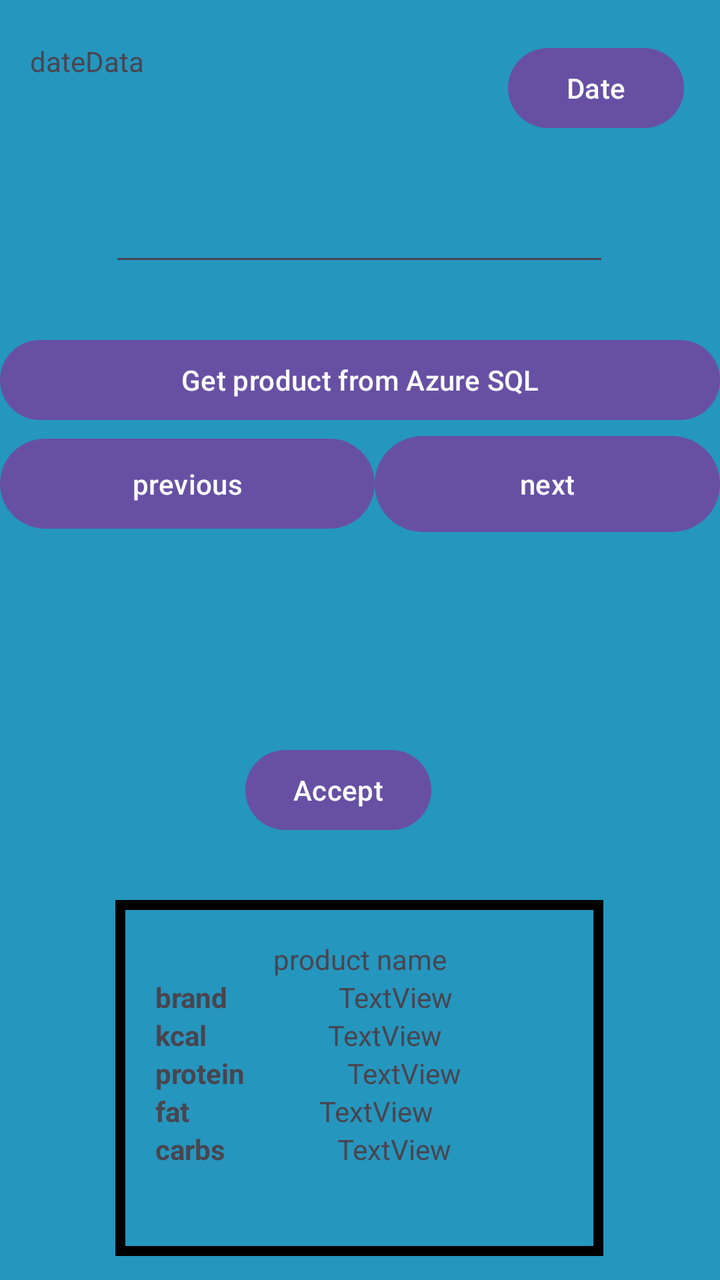
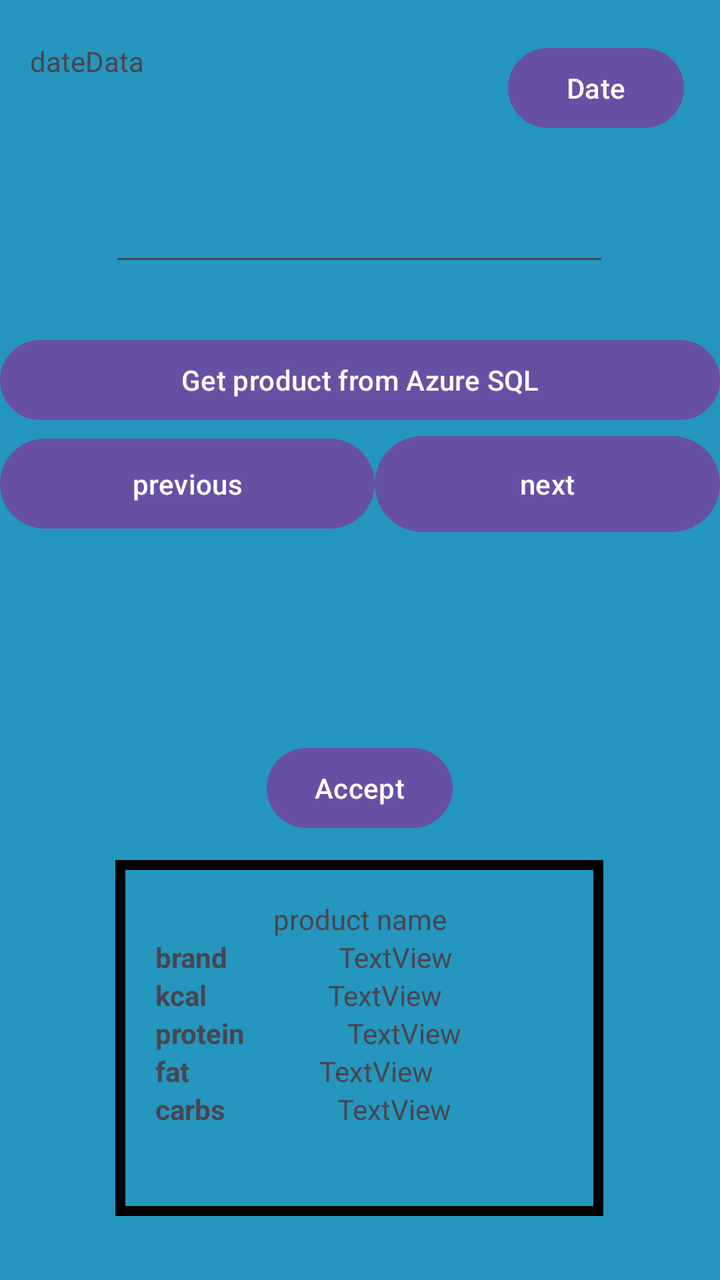

Compare the two renders of this Android layout. The source of the first and the diff that turns it into the second are given below.
<!-- AndroidManifest.xml: application theme Theme.Diettrackerandroid -->
<!-- res/layout/get_product_data.xml -->
<?xml version="1.0" encoding="utf-8"?>
<androidx.constraintlayout.widget.ConstraintLayout xmlns:android="http://schemas.android.com/apk/res/android"
    xmlns:app="http://schemas.android.com/apk/res-auto"
    xmlns:tools="http://schemas.android.com/tools"
    android:layout_width="match_parent"
    android:layout_height="match_parent"
    android:background="@color/get_product_data_main_background">


    <EditText
        android:id="@+id/productNameEditText"
        android:layout_width="250dp"
        android:layout_height="50dp"
        android:layout_marginTop="88dp"
        android:height="60dp"
        android:ems="10"
        android:inputType="text"
        android:text=""
        app:layout_constraintEnd_toEndOf="parent"
        app:layout_constraintHorizontal_bias="0.496"
        app:layout_constraintStart_toStartOf="parent"
        app:layout_constraintTop_toTopOf="parent" />

    <LinearLayout
        android:id="@+id/linearLayout4"
        android:layout_width="244dp"
        android:layout_height="178dp"
        android:background="@drawable/border"
        android:orientation="vertical"
        android:padding="20dp"
        app:layout_constraintBottom_toBottomOf="parent"
        app:layout_constraintEnd_toEndOf="parent"
        app:layout_constraintHorizontal_bias="0.496"
        app:layout_constraintStart_toStartOf="parent"
        app:layout_constraintTop_toTopOf="parent"
        app:layout_constraintVertical_bias="0.974">

        <LinearLayout
            android:layout_width="match_parent"
            android:layout_height="wrap_content">

            <TextView
                android:id="@+id/productNameTextView"
                android:layout_width="match_parent"
                android:layout_height="wrap_content"
                android:gravity="center"
                android:text="product name"
                tools:layout_editor_absoluteX="68dp"
                tools:layout_editor_absoluteY="224dp" />
        </LinearLayout>

        <LinearLayout
            android:layout_width="match_parent"
            android:layout_height="wrap_content"
            android:orientation="horizontal">

            <TextView
                android:id="@+id/brandLabel"
                android:layout_width="wrap_content"
                android:layout_height="wrap_content"
                android:layout_weight="1"
                android:text="brand"
                android:textStyle="bold"
                tools:layout_editor_absoluteX="42dp"
                tools:layout_editor_absoluteY="308dp" />

            <TextView
                android:id="@+id/brandValueTextView"
                android:layout_width="wrap_content"
                android:layout_height="wrap_content"
                android:layout_weight="1"
                android:text="TextView"
                tools:layout_editor_absoluteX="141dp"
                tools:layout_editor_absoluteY="308dp" />

        </LinearLayout>

        <LinearLayout
            android:layout_width="match_parent"
            android:layout_height="wrap_content"
            android:orientation="horizontal">

            <TextView
                android:id="@+id/kcalLabel"
                android:layout_width="wrap_content"
                android:layout_height="wrap_content"
                android:layout_weight="1"
                android:text="kcal"
                android:textStyle="bold"
                tools:layout_editor_absoluteX="42dp"
                tools:layout_editor_absoluteY="345dp" />

            <TextView
                android:id="@+id/kcalValueTextView"
                android:layout_width="wrap_content"
                android:layout_height="wrap_content"
                android:layout_weight="1"
                android:text="TextView"
                tools:layout_editor_absoluteX="141dp"
                tools:layout_editor_absoluteY="345dp" />

        </LinearLayout>

        <LinearLayout
            android:layout_width="match_parent"
            android:layout_height="wrap_content"
            android:orientation="horizontal">

            <TextView
                android:id="@+id/proteinLabel"
                android:layout_width="wrap_content"
                android:layout_height="wrap_content"
                android:layout_weight="1"
                android:text="protein"
                android:textStyle="bold"
                tools:layout_editor_absoluteX="42dp"
                tools:layout_editor_absoluteY="384dp" />

            <TextView
                android:id="@+id/proteinValueTextView"
                android:layout_width="wrap_content"
                android:layout_height="wrap_content"
                android:layout_weight="1"
                android:text="TextView"
                tools:layout_editor_absoluteX="141dp"
                tools:layout_editor_absoluteY="384dp" />
        </LinearLayout>

        <LinearLayout
            android:layout_width="match_parent"
            android:layout_height="wrap_content">

            <TextView
                android:id="@+id/fatLabel"
                android:layout_width="wrap_content"
                android:layout_height="wrap_content"
                android:layout_weight="1"
                android:text="fat"
                android:textStyle="bold"
                tools:layout_editor_absoluteX="42dp"
                tools:layout_editor_absoluteY="423dp" />

            <TextView
                android:id="@+id/fatValueTextView"
                android:layout_width="wrap_content"
                android:layout_height="wrap_content"
                android:layout_weight="1"
                android:text="TextView"
                tools:layout_editor_absoluteX="141dp"
                tools:layout_editor_absoluteY="423dp" />
        </LinearLayout>

        <LinearLayout
            android:layout_width="match_parent"
            android:layout_height="wrap_content">

            <TextView
                android:id="@+id/carbsLabel"
                android:layout_width="wrap_content"
                android:layout_height="wrap_content"
                android:layout_weight="1"
                android:text="carbs"
                android:textStyle="bold"
                tools:layout_editor_absoluteX="42dp"
                tools:layout_editor_absoluteY="466dp" />

            <TextView
                android:id="@+id/carbsValueTextView"
                android:layout_width="wrap_content"
                android:layout_height="wrap_content"
                android:layout_weight="1"
                android:text="TextView"
                tools:layout_editor_absoluteX="141dp"
                tools:layout_editor_absoluteY="466dp" />
        </LinearLayout>
    </LinearLayout>

    <LinearLayout
        android:id="@+id/linearLayout2"
        android:layout_width="0dp"
        android:layout_height="wrap_content"
        android:layout_marginTop="166dp"
        android:layout_marginBottom="31dp"
        android:orientation="vertical"
        app:layout_constraintBottom_toTopOf="@+id/productSpinner"
        app:layout_constraintEnd_toEndOf="parent"
        app:layout_constraintStart_toStartOf="parent"
        app:layout_constraintTop_toTopOf="parent">

        <Button
            android:id="@+id/getProductFromDatabase"
            android:layout_width="match_parent"
            android:layout_height="wrap_content"
            android:text="Get product from Azure SQL"
            tools:layout_editor_absoluteX="200dp"
            tools:layout_editor_absoluteY="66dp" />

        <LinearLayout
            android:layout_width="match_parent"
            android:layout_height="wrap_content"
            android:orientation="horizontal">

            <Button
                android:id="@+id/previousButton"
                android:layout_width="wrap_content"
                android:layout_height="53dp"
                android:layout_weight="1"
                android:text="previous"
                tools:layout_editor_absoluteX="186dp"
                tools:layout_editor_absoluteY="122dp" />

            <Button
                android:id="@+id/nextButton"
                android:layout_width="wrap_content"
                android:layout_height="56dp"
                android:layout_weight="1"
                android:text="next"
                tools:layout_editor_absoluteX="297dp"
                tools:layout_editor_absoluteY="120dp" />
        </LinearLayout>
    </LinearLayout>

    <Spinner
        android:id="@+id/productSpinner"
        android:layout_width="0dp"
        android:layout_height="0dp"
        android:layout_marginBottom="27dp"
        app:layout_constraintBottom_toTopOf="@+id/mealNameSpinner"
        app:layout_constraintEnd_toEndOf="parent"
        app:layout_constraintStart_toStartOf="parent"
        app:layout_constraintTop_toBottomOf="@+id/linearLayout2" />

    <Button
        android:id="@+id/datePickButton"
        android:layout_width="wrap_content"
        android:layout_height="wrap_content"
        android:layout_marginTop="20dp"
        android:layout_marginEnd="18dp"
        android:text="Date"
        app:layout_constraintEnd_toEndOf="parent"
        app:layout_constraintStart_toEndOf="@+id/dateDataTextView"
        app:layout_constraintTop_toTopOf="parent" />

    <TextView
        android:id="@+id/dateDataTextView"
        android:layout_width="0dp"
        android:layout_height="32dp"
        android:layout_marginStart="15dp"
        android:layout_marginTop="21dp"
        android:layout_marginEnd="52dp"
        android:layout_marginBottom="35dp"
        android:text="dateData"
        app:layout_constraintBottom_toTopOf="@+id/productNameEditText"
        app:layout_constraintEnd_toStartOf="@+id/datePickButton"
        app:layout_constraintStart_toStartOf="parent"
        app:layout_constraintTop_toTopOf="parent"
        app:layout_constraintVertical_bias="1.0" />

    <Spinner
        android:id="@+id/mealNameSpinner"
        android:layout_width="0dp"
        android:layout_height="0dp"
        android:layout_marginBottom="33dp"
        app:layout_constraintBottom_toTopOf="@+id/linearLayout5"
        app:layout_constraintEnd_toEndOf="parent"
        app:layout_constraintStart_toStartOf="parent"
        app:layout_constraintTop_toBottomOf="@+id/productSpinner" />

    <LinearLayout
        android:id="@+id/linearLayout5"
        android:layout_width="0dp"
        android:layout_height="0dp"
        android:layout_marginBottom="27dp"
        android:orientation="horizontal"
        app:layout_constraintBottom_toTopOf="@+id/acceptButton"
        app:layout_constraintEnd_toEndOf="parent"
        app:layout_constraintStart_toStartOf="parent"
        app:layout_constraintTop_toBottomOf="@+id/mealNameSpinner">

        <Button
            android:id="@+id/productCommentButton"
            android:layout_width="wrap_content"
            android:layout_height="46dp"
            android:layout_weight="1"
            android:text="Products comment" />

        <EditText
            android:id="@+id/weightEditText"
            android:layout_width="wrap_content"
            android:layout_height="match_parent"
            android:layout_weight="1"
            android:ems="10"
            android:inputType="text" />
    </LinearLayout>

    <Button
        android:id="@+id/acceptButton"
        android:layout_width="wrap_content"
        android:layout_height="wrap_content"
        android:layout_marginStart="65dp"
        android:layout_marginBottom="221dp"
        android:text="Accept"
        app:layout_constraintBottom_toBottomOf="parent"
        app:layout_constraintStart_toStartOf="@+id/linearLayout4"
        app:layout_constraintTop_toBottomOf="@+id/linearLayout5" />

</androidx.constraintlayout.widget.ConstraintLayout>
<!-- resources referenced by this layout -->
<resources>
  <color name="get_product_data_main_background">#2596be</color>
  <!-- drawable border (drawable) -->
  <?xml version="1.0" encoding="utf-8"?>
  <shape xmlns:android="http://schemas.android.com/apk/res/android" android:shape="rectangle">
      
      <solid android:color="@color/get_product_data_main_background" />
  
      
      <stroke android:width="5dp" android:color="@color/black" />
  </shape>
  <style name="Theme.Diettrackerandroid" parent="Base.Theme.Diettrackerandroid" />
  <color name="black">#FF000000</color>
  <style name="Base.Theme.Diettrackerandroid" parent="Theme.Material3.DayNight.NoActionBar">
          
          
      </style>
</resources>

<!-- the commit's change to res/layout/get_product_data.xml (unified diff, before → after) -->
@@ -33,7 +33,7 @@
         app:layout_constraintHorizontal_bias="0.496"
         app:layout_constraintStart_toStartOf="parent"
         app:layout_constraintTop_toTopOf="parent"
-        app:layout_constraintVertical_bias="0.974">
+        app:layout_constraintVertical_bias="0.931">
 
         <LinearLayout
             android:layout_width="match_parent"
@@ -297,11 +297,10 @@
         android:id="@+id/acceptButton"
         android:layout_width="wrap_content"
         android:layout_height="wrap_content"
-        android:layout_marginStart="65dp"
-        android:layout_marginBottom="221dp"
+        android:layout_marginBottom="12dp"
         android:text="Accept"
-        app:layout_constraintBottom_toBottomOf="parent"
-        app:layout_constraintStart_toStartOf="@+id/linearLayout4"
-        app:layout_constraintTop_toBottomOf="@+id/linearLayout5" />
+        app:layout_constraintBottom_toTopOf="@+id/linearLayout4"
+        app:layout_constraintEnd_toEndOf="@+id/linearLayout4"
+        app:layout_constraintStart_toStartOf="@+id/linearLayout4" />
 
 </androidx.constraintlayout.widget.ConstraintLayout>
